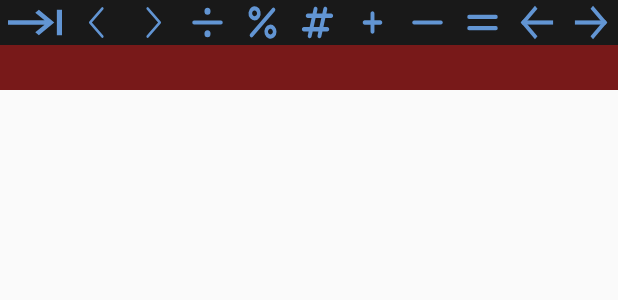
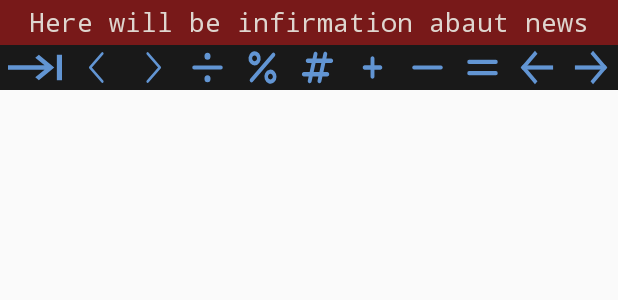
Before and after one commit to refatIzi/my_android_project, an Android app: the layout fragment_help.xml on its own in the app's theme, with its tools: preview values and no code run, on a phone screen of 412 x 824 dp. Shown: the top 300 px of the screen. Run offline under Robolectric (Android 15) with nearby library versions, the phone set to English and light mode, and no system bars.

```diff
--- a/app/src/main/res/layout/fragment_help.xml
+++ b/app/src/main/res/layout/fragment_help.xml
@@ -3,10 +3,11 @@
     xmlns:android="http://schemas.android.com/apk/res/android"
     android:layout_width="match_parent"
     android:layout_height="60dp"
-    android:background="#191919"
+    android:background="@drawable/shape_image"
     android:orientation="vertical">
     <ListView
         android:id="@+id/search"
+        android:background="#263046"
         android:layout_width="match_parent"
         android:layout_height="wrap_content"
         >
@@ -16,6 +17,20 @@
         android:layout_height="60dp"
         android:background="#191919"
         android:orientation="vertical">
+        <LinearLayout
+            android:layout_width="match_parent"
+            android:layout_height="30dp"
+            android:background="#781919"
+            android:orientation="horizontal">
+            <TextView
+                android:layout_width="match_parent"
+                android:layout_height="30dp"
+                android:text="Here will be infirmation abaut news"
+                android:textSize="17dp"
+                android:textColor="#dfd6cf"
+                android:gravity="center"
+                android:typeface="monospace" />
+        </LinearLayout>
         <LinearLayout
             android:layout_width="match_parent"
             android:layout_height="30dp"
@@ -114,11 +129,7 @@
                 android:layout_weight="1"
                 android:background="@drawable/ic_down_right" />
         </LinearLayout>
-        <LinearLayout
-            android:layout_width="match_parent"
-            android:layout_height="30dp"
-            android:background="#781919"
-            android:orientation="horizontal"></LinearLayout>
+
     </LinearLayout>
 
 </LinearLayout>
```
Also changed, not shown: app/src/main/java/com/example/testedit/MainActivity.java (+6 -1 lines), app/src/main/res/drawable/ic_writing.xml (deleted, +0 -54 lines).
